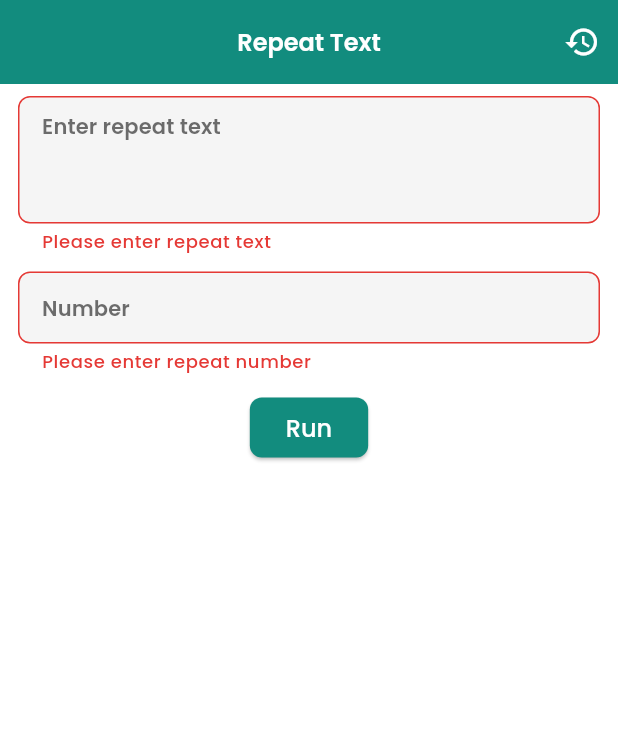
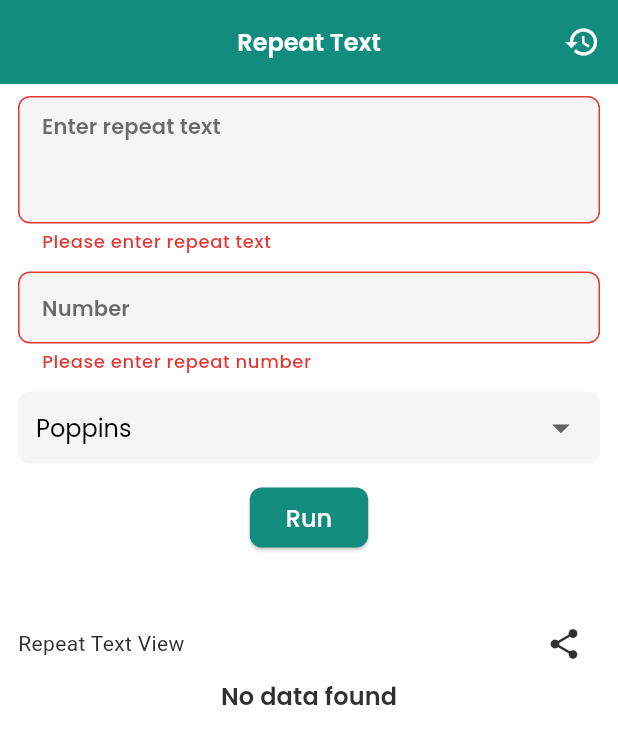
Before and after one commit to srabon-dev/nymph_assignment, a Flutter app: the screen it shows after launch, after a tap on "Run", on a phone screen of 412 x 824 dp. Shown: the top 744 px of the screen. Run offline on Flutter 3.47's test engine with Material 3 defaults, Android fonts, the phone set to English and light mode, and no system bars; our stand-ins replace equatable, flutter_bloc, google_fonts, hive, hive_flutter, share_plus; accounts and stored records are empty.

Commit message:
added share, and change fonts dynamic, and build UI, complete for testing

```diff
--- a/lib/core/utils/color/app_colors.dart
+++ b/lib/core/utils/color/app_colors.dart
@@ -9,6 +9,5 @@ class AppColors {
   static const error = Color(0xFFE53935);
   static const textPrimary = Color(0xFF303030);
 
-  static const Color black = Color(0xFF000000);
   static const Color white = Color(0xFFFFFFFF);
 }
--- a/lib/core/utils/constant/app_constant.dart
+++ b/lib/core/utils/constant/app_constant.dart
@@ -1,6 +1,8 @@
 import '../../core_export.dart';
 
 class AppConstant {
+
+  static const String defaultFont = "Poppins";
 
   static const FontWeight fontW500 = FontWeight.w500;
   static const FontWeight fontW600 = FontWeight.w600;
--- /dev/null
+++ b/lib/core/utils/function/share_repeat_text.dart
@@ -0,0 +1,9 @@
+import 'package:share_plus/share_plus.dart';
+
+Future<void> shareRepeatText({required String text}) async {
+  try {
+    await SharePlus.instance.share(ShareParams(text: text));
+  } catch (_) {
+
+  }
+}
--- a/lib/core/utils/utils_export.dart
+++ b/lib/core/utils/utils_export.dart
@@ -1,2 +1,5 @@
 export 'color/app_colors.dart';
 export 'constant/app_constant.dart';
+export 'function/get_text_style_apply_font.dart';
+export 'function/get_background_fonts.dart';
+export 'function/share_repeat_text.dart';
--- a/lib/features/repeat_text/cubit/repeat_text_cubit.dart
+++ b/lib/features/repeat_text/cubit/repeat_text_cubit.dart
@@ -1,14 +1,54 @@
-import 'package:bloc/bloc.dart';
-import 'package:equatable/equatable.dart';
+import '../../../core/core_export.dart';
 
 part 'repeat_text_state.dart';
 
 class RepeatTextCubit extends Cubit<RepeatTextState> {
-  RepeatTextCubit() : super(const RepeatTextInitialState(text: '', index: 0));
+  RepeatTextCubit()
+    : super(
+        const RepeatTextUpdatedState(
+          text: '',
+          count: 0,
+          font: AppConstant.defaultFont,
+        ),
+      ) {
+    _loadFonts();
+  }
 
-  void updateRepeatText({required String text, required int index}){
+  Future<void> _loadFonts() async {
+    try {
+      final fonts = await getFontsInBackground();
+      final currentState = state;
+      if (currentState is RepeatTextUpdatedState) {
+        emit(
+          RepeatTextUpdatedState(
+            text: currentState.text,
+            count: currentState.count,
+            font: currentState.font,
+            availableFonts: fonts,
+          ),
+        );
+      }
+    } catch (e) {
+      debugPrint('Failed to load fonts: $e');
+    }
+  }
 
-    print("updateRepeatText");
-    emit(RepeatTextInitialState(text: text, index: index));
+  void updateRepeatText({
+    required String text,
+    required String font,
+    required int index,
+  }) {
+
+    final List<String> currentFonts = (state is RepeatTextUpdatedState) ?
+    (state as RepeatTextUpdatedState).availableFonts : [];
+
+    emit(
+      RepeatTextUpdatedState(
+        text: text,
+        count: index,
+        font: font,
+        availableFonts: currentFonts,
+      ),
+    );
   }
 }
--- a/lib/features/repeat_text/cubit/repeat_text_state.dart
+++ b/lib/features/repeat_text/cubit/repeat_text_state.dart
@@ -4,12 +4,19 @@ abstract class RepeatTextState extends Equatable {
   const RepeatTextState();
 }
 
-class RepeatTextInitialState extends RepeatTextState {
+class RepeatTextUpdatedState extends RepeatTextState {
   final String text;
-  final int index;
+  final String font;
+  final int count;
+  final List<String> availableFonts;
 
-  const RepeatTextInitialState({required this.text, required this.index});
+  const RepeatTextUpdatedState({
+    required this.text,
+    required this.font,
+    required this.count,
+    this.availableFonts  = const [],
+  });
 
   @override
-  List<Object> get props => [text, index];
+  List<Object> get props => [text, font, count, availableFonts];
 }
--- a/lib/features/repeat_text/presentation/screens/repeat_text_screen.dart
+++ b/lib/features/repeat_text/presentation/screens/repeat_text_screen.dart
@@ -1,10 +1,9 @@
-import 'package:nymph_assignment/features/history/presentation/screens/history_screen.dart';
-
 import '../../../../core/core_export.dart';
 import '../../../history/bloc/history_bloc.dart';
+import '../../../history/presentation/screens/history_screen.dart';
 import '../../cubit/repeat_text_cubit.dart';
-import '../widgets/repeat_text_card.dart';
 import '../widgets/repeat_text_inputs_action_widget.dart';
+import '../widgets/repeat_text_list_view.dart';
 
 class RepeatTextScreen extends StatefulWidget {
   const RepeatTextScreen({super.key});
@@ -17,11 +16,29 @@ class _RepeatTextScreenState extends State<RepeatTextScreen> {
   final TextEditingController repeatText = TextEditingController();
   final TextEditingController repeatNumber = TextEditingController();
   final GlobalKey<FormState> _formKey = GlobalKey<FormState>();
+  final ValueNotifier<String> selectedFont = ValueNotifier(
+    AppConstant.defaultFont,
+  );
+
+  List<String> availableFonts = [];
+
+  @override
+  void initState() {
+    super.initState();
+    getFontsInBackground().then((fonts) {
+      availableFonts = fonts;
+      debugPrint(availableFonts.length.toString());
+      selectedFont.value = availableFonts.first;
+    }).catchError((e){
+      debugPrint(e.toString());
+    });
+  }
 
   @override
   void dispose() {
     repeatText.dispose();
     repeatNumber.dispose();
+    selectedFont.dispose();
     super.dispose();
   }
 
@@ -43,7 +60,29 @@ class _RepeatTextScreenState extends State<RepeatTextScreen> {
           ),
         ],
       ),
-      body: Padding(
+      body: BlocBuilder<RepeatTextCubit, RepeatTextState>(
+        buildWhen: (previous, current) {
+          if (previous is RepeatTextUpdatedState && current is RepeatTextUpdatedState) {
+            return previous.availableFonts != current.availableFonts;
+          }
+          return current is RepeatTextUpdatedState;
+        },
+        builder: (context, state) {
+
+          debugPrint("Build availableFonts");
+
+          List<String> fonts = [];
+          String currentFont = AppConstant.defaultFont;
+
+          if (state is RepeatTextUpdatedState) {
+            fonts = state.availableFonts;
+            currentFont = state.font;
+            if (fonts.isNotEmpty && !fonts.contains(currentFont)) {
+              currentFont = fonts.first;
+            }
+          }
+
+          return Padding(
             padding: const EdgeInsets.symmetric(horizontal: 12.0, vertical: 8),
             child: CustomScrollView(
               slivers: [
@@ -53,6 +92,8 @@ class _RepeatTextScreenState extends State<RepeatTextScreen> {
                     child: RepeatTextInputsActionWidget(
                       repeatNumber: repeatNumber,
                       repeatText: repeatText,
+                      availableFonts: fonts,
+                      selectedFont: ValueNotifier(currentFont),
                       onTap: () {
                         if (_formKey.currentState!.validate()) {
                           context.read<HistoryBloc>().add(
@@ -64,40 +105,49 @@ class _RepeatTextScreenState extends State<RepeatTextScreen> {
                           context.read<RepeatTextCubit>().updateRepeatText(
                             text: repeatText.text,
                             index: int.tryParse(repeatNumber.text) ?? 0,
+                            font: currentFont,
                           );
                         }
                       },
                     ),
                   ),
                 ),
+                SliverToBoxAdapter(
+                  child: Row(
+                    mainAxisAlignment: MainAxisAlignment.spaceBetween,
+                    children: [
+                      Text(
+                        "Repeat Text View",
+                        style: Theme.of(context).textTheme.bodyMedium,
+                      ),
                       BlocBuilder<RepeatTextCubit, RepeatTextState>(
                         builder: (context, state) {
-
-                print("Build Repeat Text");
-
-                if (state is RepeatTextInitialState) {
-                  return SliverList(
-                    delegate: SliverChildBuilderDelegate((_, index) {
-                      return RepeatTextCard(
-                        index: index,
-                        text: state.text,
-                      );
-                    }, childCount: state.index),
+                          return IconButton(
+                            onPressed: () async {
+                              if (state is RepeatTextUpdatedState && state.text.trim().isNotEmpty) {
+                                await shareRepeatText(text: state.text);
+                              } else {
+                                ScaffoldMessenger.of(context).showSnackBar(
+                                  const SnackBar(
+                                    content: Text("No text share"),
+                                    duration: Duration(seconds: 2),
+                                  ),
                                 );
                               }
-                return SliverList(
-                  delegate: SliverChildBuilderDelegate((_, index) {
-                    return RepeatTextCard(
-                      index: index,
-                      text: "",
-                    );
-                  }, childCount: 0),
+                            },
+                            icon: const Icon(Icons.share),
                           );
                         },
                       ),
                     ],
                   ),
                 ),
+                const RepeatTextListView(),
+              ],
+            ),
+          );
+        },
+      ),
     );
   }
 }
--- /dev/null
+++ b/lib/features/repeat_text/presentation/widgets/repeat_text_font_picker.dart
@@ -0,0 +1,52 @@
+import '../../../../core/core_export.dart';
+
+class RepeatTextFontPicker extends StatelessWidget {
+  const RepeatTextFontPicker({
+    super.key,
+    required this.availableFonts,
+    required this.selectedFont,
+  });
+
+  final List<String> availableFonts;
+  final ValueNotifier<String> selectedFont;
+
+  @override
+  Widget build(BuildContext context) {
+    return Container(
+      padding: const EdgeInsets.symmetric(horizontal: 12),
+      decoration: BoxDecoration(
+        color: AppColors.surface,
+        borderRadius: BorderRadius.circular(8),
+      ),
+      child: ValueListenableBuilder(
+        valueListenable: selectedFont,
+        builder: (_, font, _) {
+          print(font);
+          return DropdownButton<String>(
+            isExpanded: true,
+            value: font,
+            icon: const Icon(Icons.arrow_drop_down),
+            iconSize: 28,
+            underline: const SizedBox(),
+            style: GoogleFonts.getFont(font, fontSize: 16, color: Colors.black),
+            onChanged: (String? newFont) {
+              if (newFont != null) {
+                selectedFont.value = newFont;
+              }
+            },
+            items: availableFonts.map<DropdownMenuItem<String>>((String font) {
+                  return DropdownMenuItem<String>(
+                    value: font,
+                    child: Text(
+                      font,
+                      style: GoogleFonts.getFont(font, fontSize: 16),
+                    ),
+                  );
+                },
+            ).toList(),
+          );
+        },
+      ),
+    );
+  }
+}
--- a/lib/features/repeat_text/presentation/widgets/repeat_text_inputs_action_widget.dart
+++ b/lib/features/repeat_text/presentation/widgets/repeat_text_inputs_action_widget.dart
@@ -1,6 +1,7 @@
 import 'package:flutter/services.dart';
 
 import '../../../../core/core_export.dart';
+import 'repeat_text_font_picker.dart';
 
 class RepeatTextInputsActionWidget extends StatelessWidget {
   const RepeatTextInputsActionWidget({
@@ -8,11 +9,15 @@ class RepeatTextInputsActionWidget extends StatelessWidget {
     required this.onTap,
     required this.repeatText,
     required this.repeatNumber,
+    required this.availableFonts,
+    required this.selectedFont,
   });
 
   final VoidCallback onTap;
   final TextEditingController repeatText;
   final TextEditingController repeatNumber;
+  final List<String> availableFonts;
+  final ValueNotifier<String> selectedFont;
 
   @override
   Widget build(BuildContext context) {
@@ -21,12 +26,14 @@ class RepeatTextInputsActionWidget extends StatelessWidget {
       children: [
         TextFormField(
           controller: repeatText,
-          maxLines: 5,
+          maxLines: 7,
           minLines: 3,
+          maxLength: 500,
           keyboardType: TextInputType.text,
           style: Theme.of(context).textTheme.titleSmall,
           decoration: const InputDecoration(
             hintText: "Enter repeat text",
+            counterText: ""
           ),
           validator: (value) {
             final trimmed = value?.trim() ?? '';
@@ -63,6 +70,10 @@ class RepeatTextInputsActionWidget extends StatelessWidget {
             return null;
           },
         ),
+        RepeatTextFontPicker(
+          selectedFont: selectedFont,
+          availableFonts: availableFonts,
+        ),
         ElevatedButton(
           onPressed: onTap,
           child: const Text("Run"),
--- /dev/null
+++ b/lib/features/repeat_text/presentation/widgets/repeat_text_list_view.dart
@@ -0,0 +1,48 @@
+import '../../../../core/core_export.dart';
+import '../../cubit/repeat_text_cubit.dart';
+import 'repeat_text_card.dart';
+
+class RepeatTextListView extends StatelessWidget {
+  const RepeatTextListView({super.key});
+
+  @override
+  Widget build(BuildContext context) {
+    return BlocBuilder<RepeatTextCubit, RepeatTextState>(
+      builder: (context, state) {
+        debugPrint("Build Repeat Text");
+
+        if (state is RepeatTextUpdatedState) {
+          if (state.count == 0) {
+            return SliverToBoxAdapter(
+              child: Center(
+                child: Text(
+                  "No data found",
+                  style: Theme.of(context).textTheme.titleSmall,
+                ),
+              ),
+            );
+          }
+          return SliverList(
+            delegate: SliverChildBuilderDelegate((_, index) {
+              debugPrint("Build Repeat Text Item $index");
+              return RepeatTextCard(
+                index: index,
+                text: state.text,
+                font: state.font,
+              );
+            }, childCount: state.count),
+          );
+        }
+        return SliverList(
+          delegate: SliverChildBuilderDelegate((_, index) {
+            return RepeatTextCard(
+              index: index,
+              text: "",
+              font: AppConstant.defaultFont,
+            );
+          }, childCount: 0),
+        );
+      },
+    );
+  }
+}
--- a/pubspec.yaml
+++ b/pubspec.yaml
@@ -36,14 +36,13 @@ dependencies:
   cupertino_icons: ^1.0.8
 
   google_fonts: ^6.2.1
-  collection: ^1.19.1
+  share_plus: ^11.0.0
 
   flutter_bloc: ^9.1.1
   equatable: ^2.0.7
 
   hive_flutter: ^1.1.0
   hive: ^2.2.3
-  path_provider: ^2.1.5
 
 dev_dependencies:
   flutter_test:
```
Also changed, not shown: lib/core/utils/function/get_background_fonts.dart (added, +9 -0 lines), lib/core/utils/function/get_text_style_apply_font.dart (added, +17 -0 lines), lib/features/history/presentation/screens/history_screen.dart (+5 -2 lines), lib/features/repeat_text/presentation/widgets/repeat_text_card.dart (+12 -2 lines), pubspec.lock, 4 other files. Lines whose indentation alone changed are shown as unchanged.
